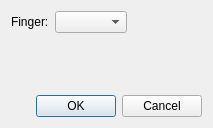
Old version of the form source/dialogs/fingerhintdialog.ui in the repository powertab/powertabeditor.
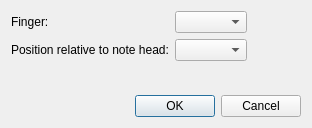
New version of the form.

Commit message: Allow notes to be placed in eight positions around the note head, which can be chosen at finger hint creation.

```diff
--- a/source/dialogs/fingerhintdialog.ui
+++ b/source/dialogs/fingerhintdialog.ui
@@ -9,7 +9,7 @@
    <rect>
     <x>0</x>
     <y>0</y>
-    <width>213</width>
+    <width>312</width>
     <height>128</height>
    </rect>
   </property>
@@ -35,6 +35,16 @@
      <item row="0" column="1">
       <widget class="QComboBox" name="fingerComboBox"/>
      </item>
+     <item row="1" column="0">
+      <widget class="QLabel" name="positionLabel">
+       <property name="text">
+        <string>Position relative to note head:</string>
+       </property>
+      </widget>
+     </item>
+     <item row="1" column="1">
+      <widget class="QComboBox" name="positionComboBox"/>
+     </item>
     </layout>
    </item>
    <item>
```
The commit also changes 4 other files.
